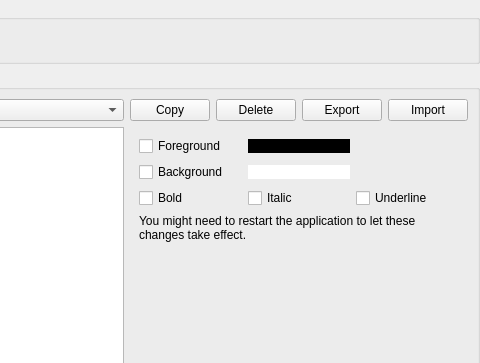
Before: the Qt Designer form src/widgets/fontcolorwidget.ui in pbek/QOwnNotes, drawn with Qt 5; both pictures show x 661 to 1141 and y 0 to 363 of the 1141 by 780 pixel window.
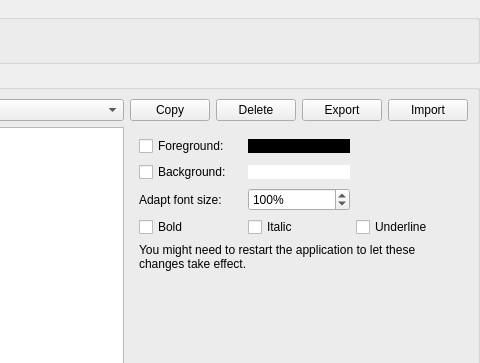
After: the same form once the commit is applied. Icons and pictures are not drawn.

Patch:
```diff
--- a/src/widgets/fontcolorwidget.ui
+++ b/src/widgets/fontcolorwidget.ui
@@ -186,6 +186,40 @@
          <enum>QFrame::Raised</enum>
         </property>
         <layout class="QGridLayout" name="gridLayout_3">
+         <item row="3" column="3">
+          <widget class="QCheckBox" name="underlineCheckBox">
+           <property name="text">
+            <string>Underline</string>
+           </property>
+          </widget>
+         </item>
+         <item row="4" column="1" colspan="3">
+          <widget class="QLabel" name="restartInfoLabel">
+           <property name="text">
+            <string>You might need to restart the application to let these changes take effect.</string>
+           </property>
+           <property name="wordWrap">
+            <bool>true</bool>
+           </property>
+          </widget>
+         </item>
+         <item row="1" column="1">
+          <widget class="QCheckBox" name="backgroundColorCheckBox">
+           <property name="text">
+            <string>Background:</string>
+           </property>
+          </widget>
+         </item>
+         <item row="1" column="2">
+          <widget class="QPushButton" name="backgroundColorButton">
+           <property name="styleSheet">
+            <string notr="true">* {background: white; border: none}</string>
+           </property>
+           <property name="text">
+            <string/>
+           </property>
+          </widget>
+         </item>
          <item row="0" column="2">
           <widget class="QPushButton" name="foregroundColorButton">
            <property name="styleSheet">
@@ -196,17 +230,7 @@
            </property>
           </widget>
          </item>
-         <item row="1" column="2">
-          <widget class="QPushButton" name="backgroundColorButton">
-           <property name="styleSheet">
-            <string notr="true">* {background: white; border: none}</string>
-           </property>
-           <property name="text">
-            <string/>
-           </property>
-          </widget>
-         </item>
-         <item row="4" column="2">
+         <item row="5" column="2">
           <spacer name="verticalSpacer">
            <property name="orientation">
             <enum>Qt::Vertical</enum>
@@ -219,48 +243,53 @@
            </property>
           </spacer>
          </item>
-         <item row="2" column="1">
+         <item row="0" column="1">
+          <widget class="QCheckBox" name="foregroundColorCheckBox">
+           <property name="text">
+            <string>Foreground:</string>
+           </property>
+          </widget>
+         </item>
+         <item row="3" column="1">
           <widget class="QCheckBox" name="boldCheckBox">
            <property name="text">
             <string>Bold</string>
            </property>
           </widget>
          </item>
-         <item row="2" column="2">
+         <item row="3" column="2">
           <widget class="QCheckBox" name="italicCheckBox">
            <property name="text">
             <string>Italic</string>
            </property>
           </widget>
          </item>
-         <item row="2" column="3">
-          <widget class="QCheckBox" name="underlineCheckBox">
+         <item row="2" column="1">
+          <widget class="QLabel" name="label">
            <property name="text">
-            <string>Underline</string>
+            <string>Adapt font size:</string>
            </property>
           </widget>
          </item>
-         <item row="0" column="1">
-          <widget class="QCheckBox" name="foregroundColorCheckBox">
-           <property name="text">
-            <string>Foreground</string>
+         <item row="2" column="2">
+          <widget class="QSpinBox" name="fontSizeAdaptionSpinBox">
+           <property name="suffix">
+            <string>%</string>
            </property>
-          </widget>
-         </item>
-         <item row="1" column="1">
-          <widget class="QCheckBox" name="backgroundColorCheckBox">
-           <property name="text">
-            <string>Background</string>
+           <property name="prefix">
+            <string/>
            </property>
-          </widget>
-         </item>
-         <item row="3" column="1" colspan="3">
-          <widget class="QLabel" name="restartInfoLabel">
-           <property name="text">
-            <string>You might need to restart the application to let these changes take effect.</string>
+           <property name="minimum">
+            <number>10</number>
            </property>
-           <property name="wordWrap">
-            <bool>true</bool>
+           <property name="maximum">
+            <number>10000</number>
+           </property>
+           <property name="singleStep">
+            <number>10</number>
+           </property>
+           <property name="value">
+            <number>100</number>
            </property>
           </widget>
          </item>
```
